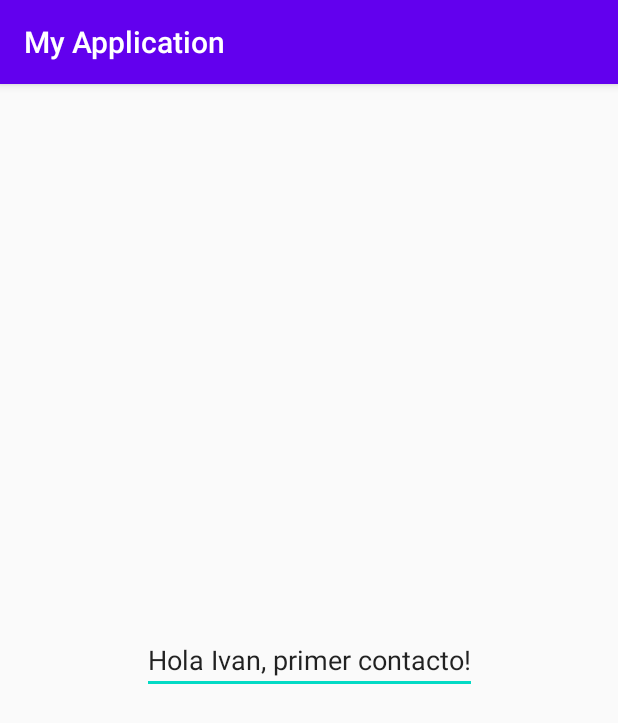
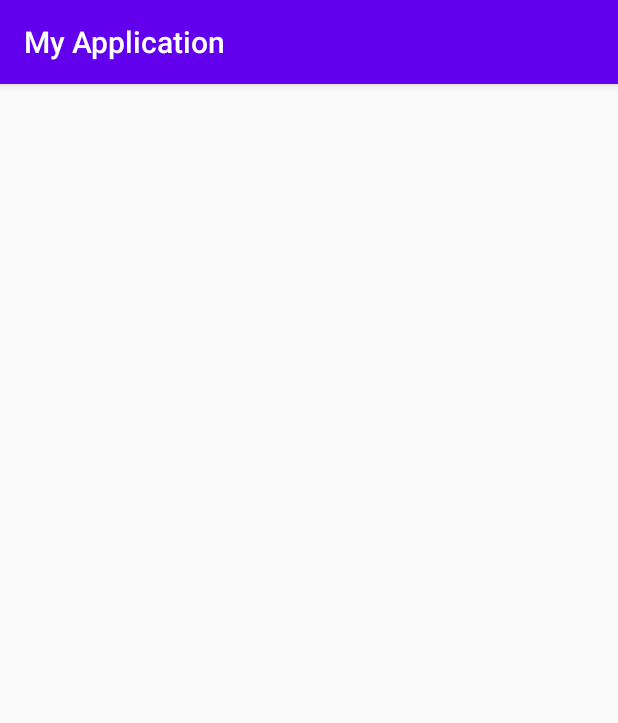
Before and after one commit to ivlotadigit123/Myapplication1, an Android app: the screen it shows after launch (MainActivity), on a phone screen of 412 x 824 dp. Shown: the top 723 px of the screen. Run offline under Robolectric (Android 15) with nearby library versions, the phone set to English and light mode, and no system bars.

```diff
--- a/app/src/main/res/layout/activity_main.xml
+++ b/app/src/main/res/layout/activity_main.xml
@@ -4,15 +4,4 @@
     xmlns:tools="http://schemas.android.com/tools"
     android:layout_width="match_parent"
     android:layout_height="match_parent"
-    tools:context=".MainActivity">
-
-    <EditText
-        android:layout_width="wrap_content"
-        android:layout_height="wrap_content"
-        android:text="Hola Ivan, primer contacto!"
-        app:layout_constraintBottom_toBottomOf="parent"
-        app:layout_constraintLeft_toLeftOf="parent"
-        app:layout_constraintRight_toRightOf="parent"
-        app:layout_constraintTop_toTopOf="parent" />
-
-</androidx.constraintlayout.widget.ConstraintLayout>
+    tools:context=".MainActivity"/>
```
